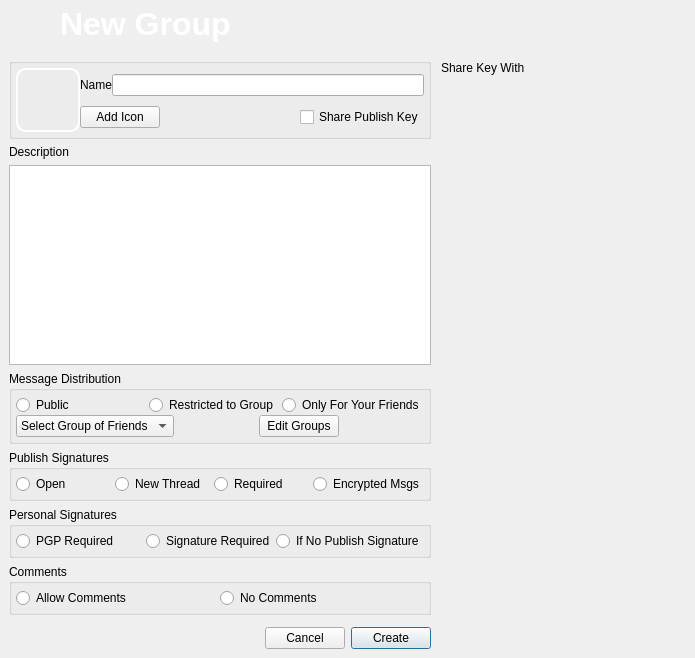
Qt form retroshare-gui/src/gui/gxs/GxsGroupDialog.ui (RetroShare/RetroShare) before a commit.
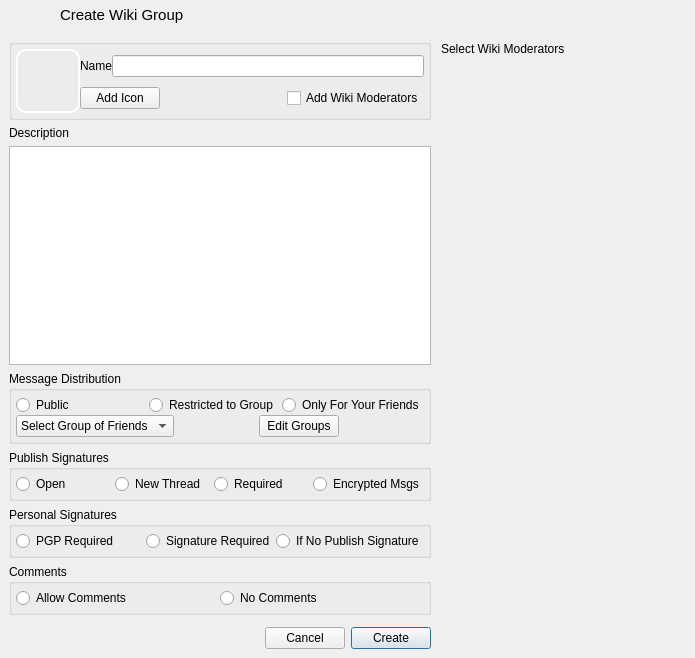
The same form after that commit. Icons and pictures are not drawn. Custom widgets are drawn as their Qt base class.

Commit message: Added some icons for the Wiki Pages Dialog.

Patch:
```diff
--- a/retroshare-gui/src/gui/gxs/GxsGroupDialog.ui
+++ b/retroshare-gui/src/gui/gxs/GxsGroupDialog.ui
@@ -32,6 +32,11 @@
        <height>64</height>
       </size>
      </property>
+     <property name="font">
+      <font>
+       <pointsize>11</pointsize>
+      </font>
+     </property>
      <property name="styleSheet">
       <string notr="true">QFrame#frame_2{background-image: url(:/images/connect/connectFriendBanner.png);}</string>
      </property>
@@ -53,9 +58,6 @@
           <height>48</height>
          </size>
         </property>
-        <property name="styleSheet">
-         <string notr="true"/>
-        </property>
         <property name="text">
          <string/>
         </property>
@@ -68,16 +70,9 @@
        </widget>
       </item>
       <item row="0" column="1">
-       <widget class="QLabel" name="textlabelcreatforums">
-        <property name="styleSheet">
-         <string notr="true">color: rgb(255, 255, 255);</string>
-        </property>
+       <widget class="QLabel" name="label_3">
         <property name="text">
-         <string>&lt;!DOCTYPE HTML PUBLIC &quot;-//W3C//DTD HTML 4.0//EN&quot; &quot;http://www.w3.org/TR/REC-html40/strict.dtd&quot;&gt;
-&lt;html&gt;&lt;head&gt;&lt;meta name=&quot;qrichtext&quot; content=&quot;1&quot; /&gt;&lt;style type=&quot;text/css&quot;&gt;
-p, li { white-space: pre-wrap; }
-&lt;/style&gt;&lt;/head&gt;&lt;body style=&quot; font-family:'Lucida Grande'; font-size:13pt; font-weight:400; font-style:normal;&quot;&gt;
-&lt;p style=&quot; margin-top:0px; margin-bottom:0px; margin-left:0px; margin-right:0px; -qt-block-indent:0; text-indent:0px;&quot;&gt;&lt;span style=&quot; font-family:'Arial'; font-size:24pt; font-weight:600; color:#ffffff;&quot;&gt;New Group&lt;/span&gt;&lt;/p&gt;&lt;/body&gt;&lt;/html&gt;</string>
+         <string>Create Wiki Group</string>
         </property>
        </widget>
       </item>
@@ -194,7 +189,7 @@
                 <string>Key recipients can publish to restricted-type channels, and can view and publish  for private-type channels</string>
                </property>
                <property name="text">
-                <string>Share Publish Key</string>
+                <string>Add Wiki Moderators</string>
                </property>
               </widget>
              </item>
@@ -244,7 +239,7 @@
          <set>QDockWidget::NoDockWidgetFeatures</set>
         </property>
         <property name="windowTitle">
-         <string>Share Key With</string>
+         <string>Select Wiki Moderators</string>
         </property>
         <widget class="QWidget" name="dockWidgetContents">
          <layout class="QGridLayout" name="_2">
```
Left out of the diff: 20 changed lines with no effect on the pictures. The commit also changes 22 other files.
